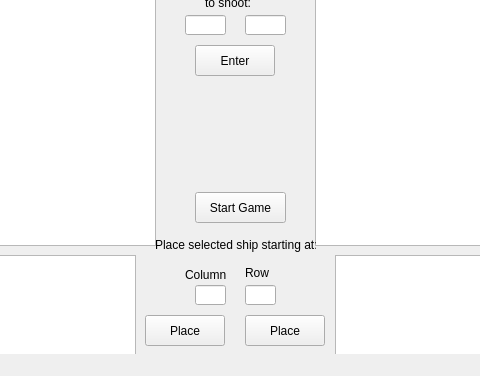
Before: the Qt Designer form Homework_5/mainwindow.ui in bellis2147/CSCI3010-HW5-Ellis-Wilson, drawn with Qt 5; both pictures show x 165 to 645 and y 224 to 600 of the 800 by 600 pixel window.
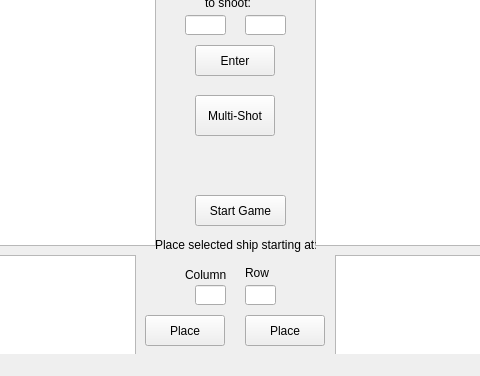
After: the same form once the commit is applied.

```diff
--- a/Homework_5/mainwindow.ui
+++ b/Homework_5/mainwindow.ui
@@ -182,7 +182,7 @@
     <property name="geometry">
      <rect>
       <x>360</x>
-      <y>397</y>
+      <y>400</y>
       <width>91</width>
       <height>31</height>
      </rect>
@@ -341,6 +341,19 @@
      <string/>
     </property>
    </widget>
+   <widget class="QPushButton" name="multi_shot">
+    <property name="geometry">
+     <rect>
+      <x>360</x>
+      <y>300</y>
+      <width>80</width>
+      <height>41</height>
+     </rect>
+    </property>
+    <property name="text">
+     <string>Multi-Shot</string>
+    </property>
+   </widget>
   </widget>
   <widget class="QMenuBar" name="menubar">
    <property name="geometry">
```
